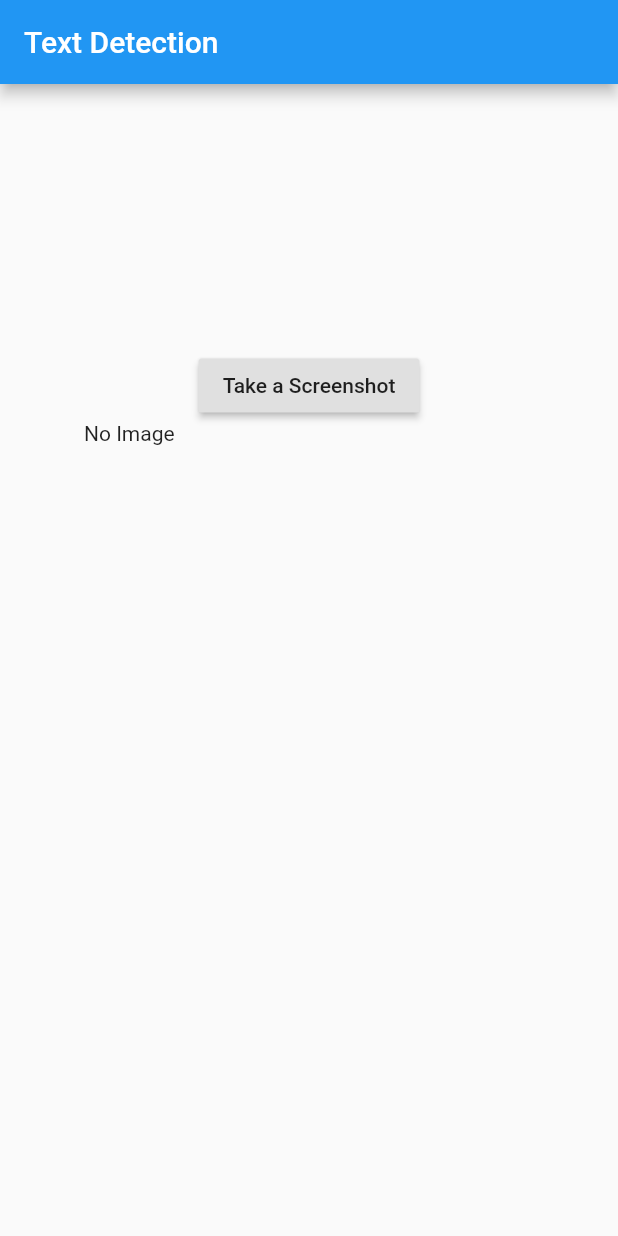
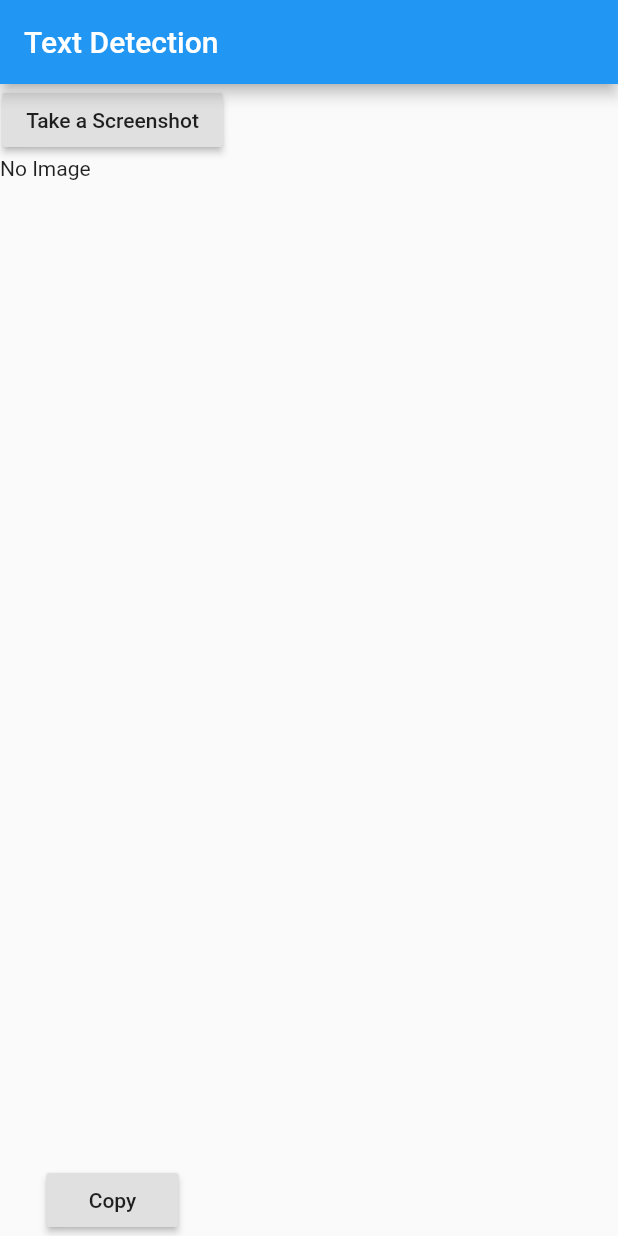
Before and after one commit to sunnymodi21/screengrabtext, a Flutter app: the screen it shows after launch, on a phone screen of 412 x 824 dp. Run offline on Flutter 3.47's test engine with Material 2 defaults, Android fonts, the phone set to English and light mode, and no system bars; missing offline and left inert: firebase_ml_vision; accounts and stored records are empty.

Commit message:
first release excluding arm64 v8a

```diff
--- a/lib/main.dart
+++ b/lib/main.dart
@@ -1,5 +1,4 @@
 import 'package:flutter/material.dart';
-import 'package:flutter/rendering.dart';
 import 'package:flutter/services.dart';
 import 'package:firebase_ml_vision/firebase_ml_vision.dart';
 import 'dart:io';
@@ -32,6 +31,7 @@ class _MyHomePageState extends State<MyHomePage> {
   String screenShotPath = '';
   String detectedText = '';
   static const platform = const MethodChannel('com.inlogica.screengrabtext/takeshot');
+  TextEditingController txt = new TextEditingController();
 
   _showNotification() {
     platform.invokeMethod('startProjection');
@@ -60,37 +60,46 @@ class _MyHomePageState extends State<MyHomePage> {
 
         title: new Text(widget.title),
       ),
-      body: new Center(
+      body: new Container(
         child: new Column(
-
-          mainAxisAlignment: MainAxisAlignment.center,
           children: <Widget>[
             new RaisedButton(
                 onPressed: _showNotification,
               child: const Text('Take a Screenshot'),
             ),
             new Container(child: screenShotWid,
-                          width: 300.0,
-                          height: 350.0,),
-            new Container(child: new Text(detectedText)),
-        ],
+                          width: 150.0,
+                          height: 200.0,),
+            new Expanded(
+              flex: 1,
+              child: new SingleChildScrollView(
+                      child: new Text(detectedText),
+              ),
+            ),
+            new RaisedButton(
+                    onPressed: copyToClipboard,
+                    child: const Text('Copy'),
+            ),
+          ],
         ),
       ),
     )
     );
   }
 
+  copyToClipboard(){
+    Clipboard.setData(new ClipboardData(text: detectedText));
+  }
+
   detectText(String imagePath) async{
-    //getPermissionStatus();
     final FirebaseVisionImage visionImage = FirebaseVisionImage.fromFilePath(imagePath);
     final TextRecognizer textRecognizer = FirebaseVision.instance.textRecognizer();
     final VisionText visionText = await textRecognizer.processImage(visionImage);
     String text = visionText.text;
     setState(() {
-      screenShotPath = screenShotPath;
+      screenShotPath = imagePath;
       detectedText = text;
+      txt.text = text;
     });
-    print('text detect:'+ text);
-    //Clipboard.setData(new ClipboardData(text: 'Data'));
   }
 }
--- a/pubspec.yaml
+++ b/pubspec.yaml
@@ -7,7 +7,7 @@ description: A new Flutter project.
 # Both the version and the builder number may be overridden in flutter
 # build by specifying --build-name and --build-number, respectively.
 # Read more about versioning at semver.org.
-version: 1.0.0+1
+version: 0.0.1+1
 
 environment:
   sdk: ">=2.0.0-dev.68.0 <3.0.0"
```
Also changed, not shown: 10 other files.
